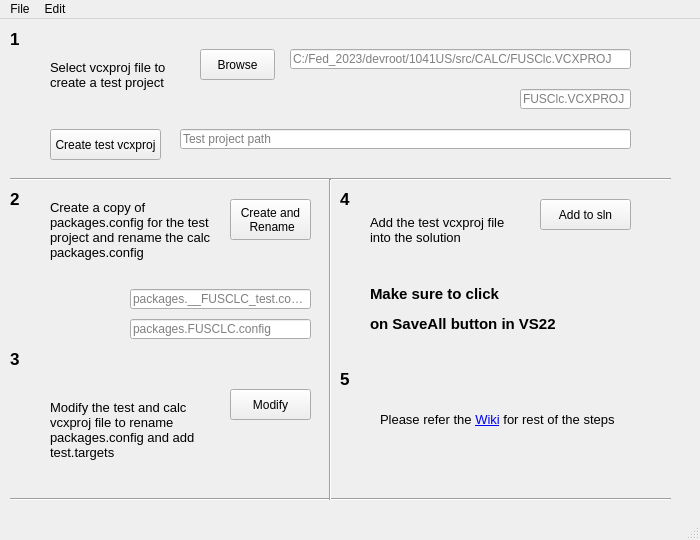
Old version of the form Main.ui in the repository PatelVishalTR/UnitTestHelper.
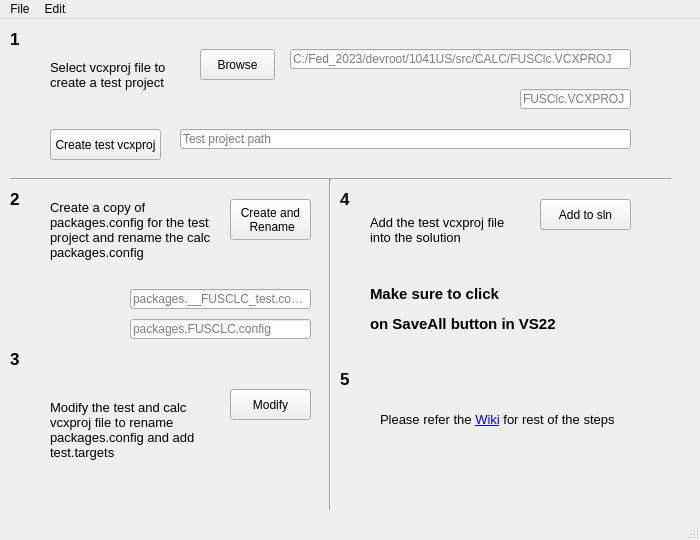
New version of the form.

Commit message: Fixed browse vcxproj btn

```diff
--- a/Main.ui
+++ b/Main.ui
@@ -180,19 +180,6 @@
      <string>Modify</string>
     </property>
    </widget>
-   <widget class="Line" name="line_2">
-    <property name="geometry">
-     <rect>
-      <x>10</x>
-      <y>470</y>
-      <width>661</width>
-      <height>20</height>
-     </rect>
-    </property>
-    <property name="orientation">
-     <enum>Qt::Horizontal</enum>
-    </property>
-   </widget>
    <widget class="QLabel" name="label_3">
     <property name="geometry">
      <rect>
@@ -331,7 +318,7 @@
       <x>320</x>
       <y>160</y>
       <width>20</width>
-      <height>321</height>
+      <height>331</height>
      </rect>
     </property>
     <property name="orientation">
```
The commit also changes 1 other file.
